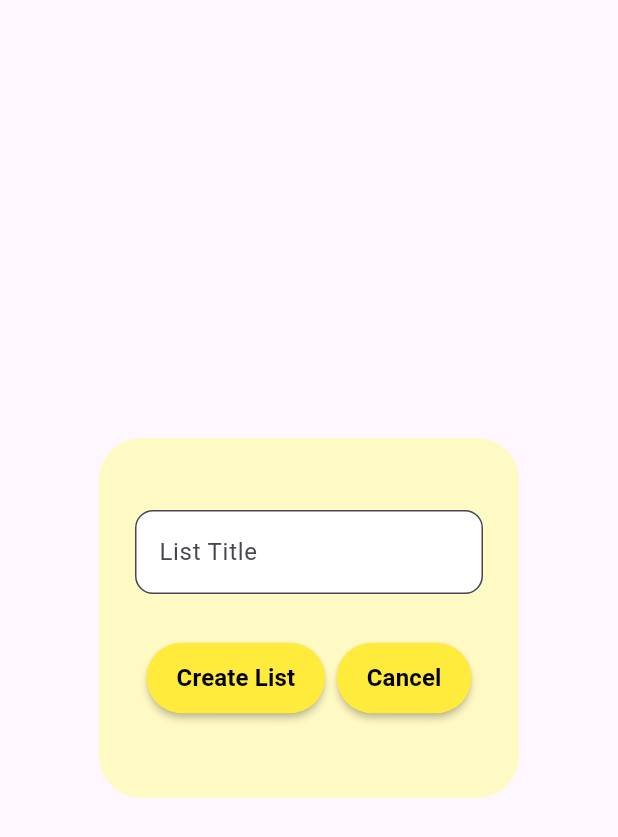
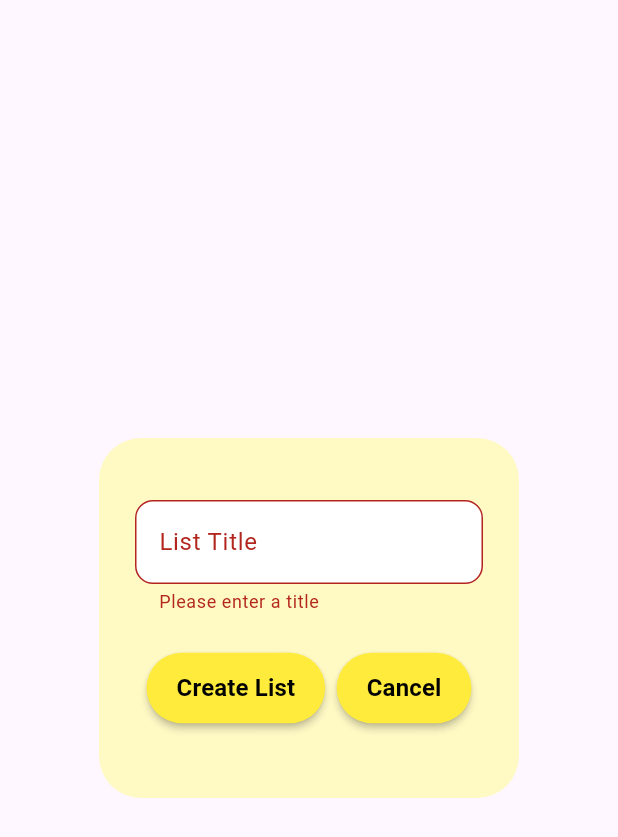
Before and after one commit to abdelrahman365g/ToDoApp, a Flutter app: the DialogBox widget shown alone on an empty page, opened directly with empty values, after a tap on "Create List", on a phone screen of 412 x 824 dp. Shown: the top 837 px of the screen. Run offline on Flutter 3.47's test engine with Material 3 defaults, Android fonts, the phone set to English and light mode, and no system bars; our stand-ins replace flutter_slidable, hive, hive_flutter; accounts and stored records are empty.

```diff
--- a/todo_app/lib/components/dialog_box.dart
+++ b/todo_app/lib/components/dialog_box.dart
@@ -5,7 +5,10 @@ class DialogBox extends StatelessWidget {
   final TextEditingController controller;
   final VoidCallback onSave;
   final VoidCallback onCancel;
-  const DialogBox({
+
+  final GlobalKey<FormState> _formKey = GlobalKey<FormState>();
+
+  DialogBox({
     super.key,
     required this.controller,
     required this.onSave,
@@ -18,10 +21,12 @@ class DialogBox extends StatelessWidget {
       backgroundColor: Colors.yellow[100],
       content: SizedBox(
         height: 200,
+        child: Form(
+          key: _formKey,
           child: Column(
             mainAxisAlignment: MainAxisAlignment.spaceEvenly,
             children: [
-            TextField(
+              TextFormField(
                 controller: controller,
                 decoration: InputDecoration(
                   labelText: 'List Title',
@@ -31,17 +36,30 @@ class DialogBox extends StatelessWidget {
                   filled: true,
                   fillColor: Colors.white,
                 ),
+                validator:
+                    (value) =>
+                        value == null || value.isEmpty
+                            ? 'Please enter a title'
+                            : null,
               ),
               Row(
                 mainAxisAlignment: MainAxisAlignment.spaceEvenly,
                 children: [
-                MyButton(text: "Create List", onPressed: onSave),
+                  MyButton(
+                    text: "Create List",
+                    onPressed: () {
+                      if (_formKey.currentState!.validate()) {
+                        onSave();
+                      }
+                    },
+                  ),
                   MyButton(text: "Cancel", onPressed: onCancel),
                 ],
               ),
             ],
           ),
         ),
+      ),
     );
   }
 }
```
Also changed, not shown: todo_app/lib/pages/task_edit_page.dart (+12 -0 lines). Lines whose indentation alone changed are shown as unchanged.
